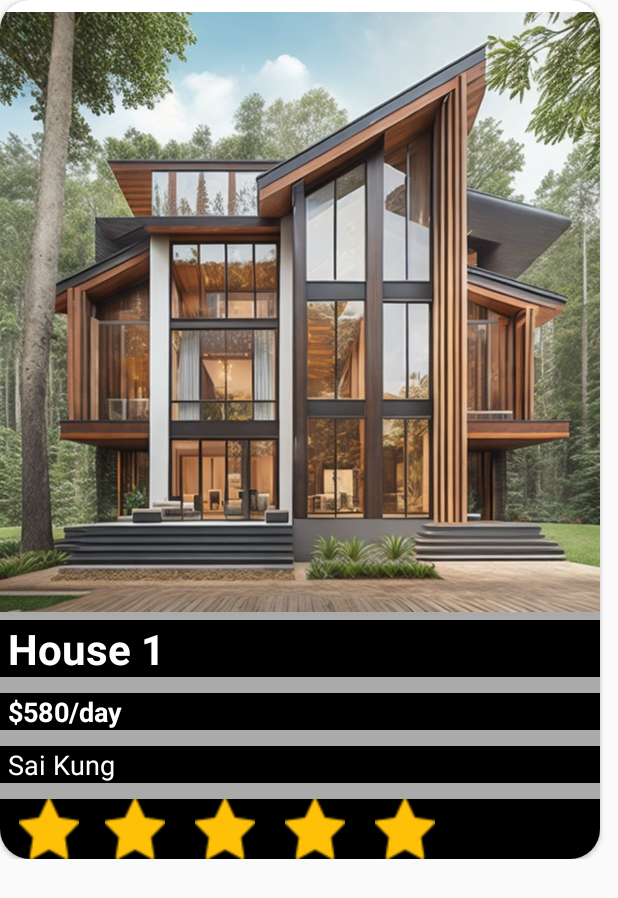
After one commit to Jeffrey-Law/HouseRentalApp, an Android app: the layout house_card2.xml on its own in the app's theme, with its tools: preview values and no code run, on a phone screen of 412 x 824 dp. The commit adds this screen. Shown: the top 898 px of the screen. Run offline under Robolectric (Android 15) with nearby library versions, the phone set to English and light mode, and no system bars.

Commit message:
Update search function

```diff
--- a/app/src/main/java/com/example/login/Adapter/resultAdapter.java
+++ b/app/src/main/java/com/example/login/Adapter/resultAdapter.java
@@ -30,7 +30,7 @@ public class resultAdapter extends RecyclerView.Adapter<resultAdapter.ViewHolder
     @NonNull
     @Override
     public resultAdapter.ViewHolder onCreateViewHolder(@NonNull ViewGroup parent, int viewType) {
-        return new ViewHolder(LayoutInflater.from(parent.getContext()).inflate(R.layout.house_card, parent, false), searchResultAdapter);
+        return new ViewHolder(LayoutInflater.from(parent.getContext()).inflate(R.layout.house_card2, parent, false), searchResultAdapter);
     }
 
     @Override
--- a/app/src/main/java/com/example/login/HomeActivity.java
+++ b/app/src/main/java/com/example/login/HomeActivity.java
@@ -195,7 +195,10 @@ private View.OnTouchListener toolbar_listener = new View.OnTouchListener() {
         public void onClick(View v) {
             Intent intent = new Intent(HomeActivity.this, search_result.class);
             // TODO: Pass edittext content to search
+            String text = et_search_box.getText().toString();
+            intent.putExtra("keywords", text);
             intent.putExtra("user_id", user_id);
+            et_search_box.setText("");
             startActivity(intent);
         }
     };
--- a/app/src/main/java/com/example/login/HouseDao.java
+++ b/app/src/main/java/com/example/login/HouseDao.java
@@ -25,11 +25,14 @@ public interface HouseDao {
     @Query("SELECT * FROM house_table")
     List<House> getAllHouse();
 
-    @Query("SELECT * FROM house_table WHERE house_id LIKE (:houseid) LIMIT 1")
+    @Query("SELECT * FROM house_table WHERE house_id LIKE '%' ||(:houseid) ||'%' LIMIT 1")
     House findbyhouseid(int houseid);
 
-    @Query("SELECT * FROM house_table WHERE (latitude LIKE (:lat) AND longitude LIKE (:lon))")
+    @Query("SELECT * FROM house_table WHERE (latitude LIKE '%' ||  (:lat) || '%' AND longitude LIKE '%' || (:lon)) || '%'")
     List<House> findbycoordinate(float lat, float lon);
+
+    @Query("SELECT * FROM house_table WHERE title LIKE '%' || :houseTitle || '%'")
+    List<House> findbyhousetitle(String houseTitle);
 
     @Query("SELECT * FROM house_table ORDER BY price DESC")
     List<House> sortHousePriceDesc();
--- a/app/src/main/java/com/example/login/search_result.java
+++ b/app/src/main/java/com/example/login/search_result.java
@@ -8,14 +8,14 @@ import androidx.appcompat.app.AppCompatActivity;
 import androidx.recyclerview.widget.LinearLayoutManager;
 import androidx.recyclerview.widget.RecyclerView;
 
-import com.example.login.Adapter.districtAdapter;
-import com.example.login.Adapter.hotHouseAdapter;
 import com.example.login.Adapter.resultAdapter;
 import com.example.login.RecyclerViewInterface.SearchResultInterface;
 
 public class search_result extends AppCompatActivity implements SearchResultInterface {
     private RecyclerView recyclerView_result;
     private String district = "";
+    private String keywords = "";
+    private Boolean searchDistrict = false;
     private int user_id;
 
     @Override
@@ -24,12 +24,21 @@ public class search_result extends AppCompatActivity implements SearchResultInte
         setContentView(R.layout.result_of_search);
 
         Log.d("TAG", "Reached search_result ");
-        Bundle bundle = getIntent().getExtras();
-        if (bundle != null) {
-            district = bundle.getString("district");
-//            Log.d("Bundle String", district);
+
+        Intent intent = getIntent();
+
+        if (intent.hasExtra("district")) {
+            district = intent.getStringExtra("district");
+            Log.d("Intent String district", district);
+            searchDistrict = true;
         } else {
-            Log.d("Bundle", "EMPTY");
+            Log.d("Intent district", "EMPTY");
+        }
+
+        if (intent.hasExtra("keywords")) {
+            keywords = intent.getStringExtra("keywords");
+        } else {
+            Log.d("Intent keywords", "EMPTY");
         }
 
         user_id = getIntent().getIntExtra("user_id",0);
@@ -44,7 +53,10 @@ public class search_result extends AppCompatActivity implements SearchResultInte
 
         AppDatabase instance = AppDatabaseSingleton.getInstance(getApplicationContext());
         recyclerView_result.setLayoutManager(new LinearLayoutManager(this, LinearLayoutManager.VERTICAL, false));
-        recyclerView_result.setAdapter(new resultAdapter(getApplicationContext(), instance.getHouseDao().findHouseByDistrict(district), this));
+        if(searchDistrict == true)
+            recyclerView_result.setAdapter(new resultAdapter(getApplicationContext(), instance.getHouseDao().findHouseByDistrict(district), this));
+        else
+            recyclerView_result.setAdapter(new resultAdapter(getApplicationContext(), instance.getHouseDao().findbyhousetitle(keywords), this));
     }
 
     public void onItemClickSearchResult(int id) {
--- /dev/null
+++ b/app/src/main/res/layout/house_card2.xml
@@ -0,0 +1,116 @@
+<?xml version="1.0" encoding="utf-8"?>
+<LinearLayout xmlns:android="http://schemas.android.com/apk/res/android"
+    android:layout_width="wrap_content"
+    android:layout_height="wrap_content"
+    xmlns:app="http://schemas.android.com/apk/res-auto"
+    android:orientation="horizontal">
+
+    <androidx.cardview.widget.CardView
+        android:id="@+id/cv_hot_house"
+        android:layout_width="wrap_content"
+        android:layout_height="wrap_content"
+        android:layout_marginEnd="8dp"
+        android:padding="8dp"
+        app:cardCornerRadius="20dp">
+
+        <LinearLayout
+            android:layout_width="wrap_content"
+            android:layout_height="wrap_content"
+            android:layout_marginTop="8dp"
+            android:background="#AAAAAA"
+            android:orientation="vertical">
+
+            <ImageView
+                android:id="@+id/iv_house_image"
+                android:layout_width="400dp"
+                android:layout_height="400dp"
+                android:scaleType="fitXY"
+                android:src="@drawable/house2" />
+
+            <TextView
+                android:id="@+id/tv_house_name"
+                android:layout_width="match_parent"
+                android:layout_height="wrap_content"
+                android:layout_marginBottom="5dp"
+                android:background="@color/black"
+                android:paddingLeft="5dp"
+                android:layout_marginTop="5dp"
+                android:text="House 1"
+                android:textColor="#FFFFFF"
+                android:textSize="28sp"
+                android:textStyle="bold" />
+
+            <TextView
+                android:id="@+id/tv_house_price"
+                android:layout_width="match_parent"
+                android:layout_height="wrap_content"
+                android:layout_marginBottom="5dp"
+                android:background="@color/black"
+                android:paddingLeft="5dp"
+                android:layout_marginTop="5dp"
+                android:text="$580/day"
+                android:textColor="#FFFFFF"
+                android:textSize="18sp"
+                android:textStyle="bold" />
+
+            <TextView
+                android:id="@+id/tv_house_district"
+                android:layout_width="match_parent"
+                android:layout_height="wrap_content"
+                android:layout_marginBottom="5dp"
+                android:background="@color/black"
+                android:layout_marginTop="5dp"
+                android:paddingLeft="5dp"
+                android:text="Sai Kung"
+                android:textColor="#FFFFFF"
+                android:textSize="18sp" />
+
+            <LinearLayout
+                android:id="@+id/ratingContainer"
+                android:layout_width="match_parent"
+                android:layout_height="wrap_content"
+                android:background="@color/black"
+                android:layout_marginTop="5dp"
+                android:orientation="horizontal">
+
+                <ImageView
+                    android:id="@+id/star1"
+                    android:layout_width="60dp"
+                    android:layout_height="40dp"
+                    android:layout_weight="0"
+                    android:paddingLeft="5dp"
+                    app:srcCompat="@drawable/star" />
+
+                <ImageView
+                    android:id="@+id/star2"
+                    android:layout_width="60dp"
+                    android:layout_height="40dp"
+                    android:layout_weight="0"
+                    app:srcCompat="@drawable/star" />
+
+                <ImageView
+                    android:id="@+id/star3"
+                    android:layout_width="60dp"
+                    android:layout_height="40dp"
+                    android:layout_weight="0"
+                    app:srcCompat="@drawable/star" />
+
+                <ImageView
+                    android:id="@+id/star4"
+                    android:layout_width="60dp"
+                    android:layout_height="40dp"
+                    android:layout_weight="0"
+                    app:srcCompat="@drawable/star" />
+
+                <ImageView
+                    android:id="@+id/star5"
+                    android:layout_width="60dp"
+                    android:layout_height="40dp"
+                    android:layout_weight="0"
+                    app:srcCompat="@drawable/star" />
+            </LinearLayout>
+        </LinearLayout>
+
+    </androidx.cardview.widget.CardView>
+
+</LinearLayout>
--- a/app/src/main/res/values/strings.xml
+++ b/app/src/main/res/values/strings.xml
@@ -1,7 +1,7 @@
 <resources>
     <string name="app_name">House Rental App</string>
     <string name="home_tv_welcome_msg">Welcome to House Rental App!</string>
-    <string name="home_search_hint_str"><font size="14">Search with any criteria, e.g. Location, Type</font></string>
+    <string name="home_search_hint_str"><font size="14">Search with House Title</font></string>
     <string name="home_tv_hot_houses_title_str">Hot/Trending Houses</string>
     <string name="home_tv_district_title_str">District</string>
     <string name="home_tv_district_Location_str">Location</string>
```
